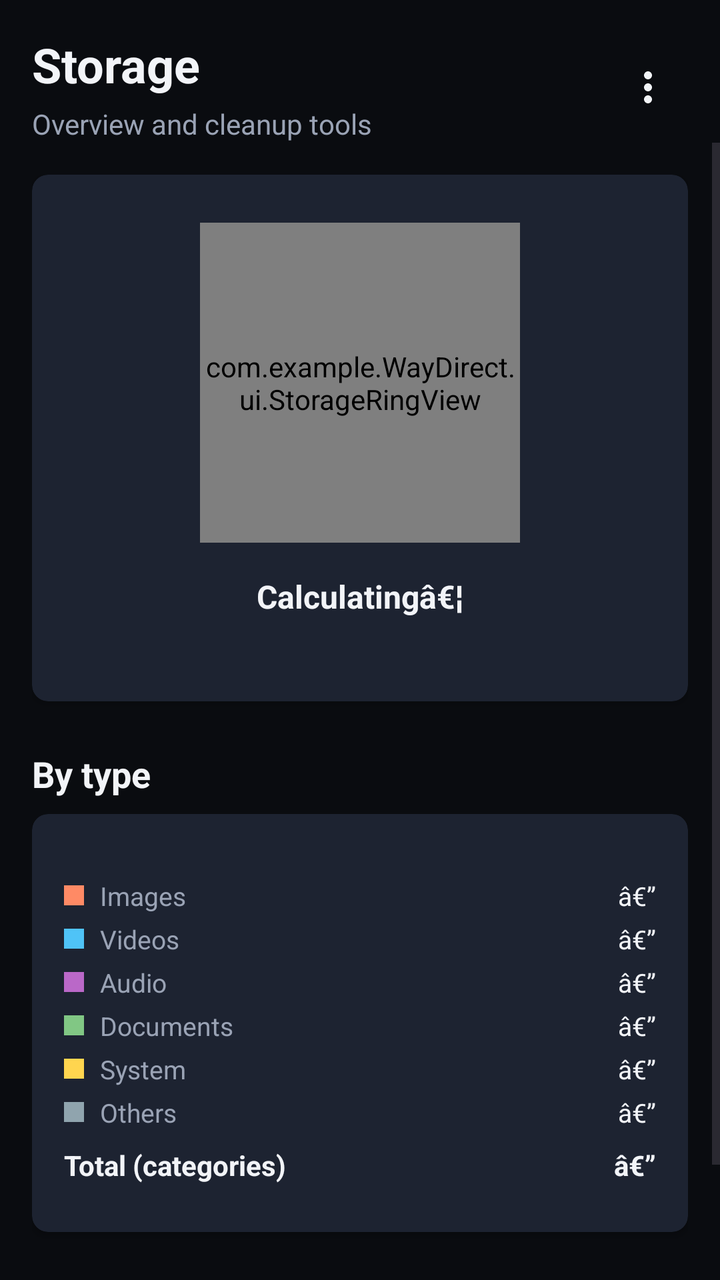
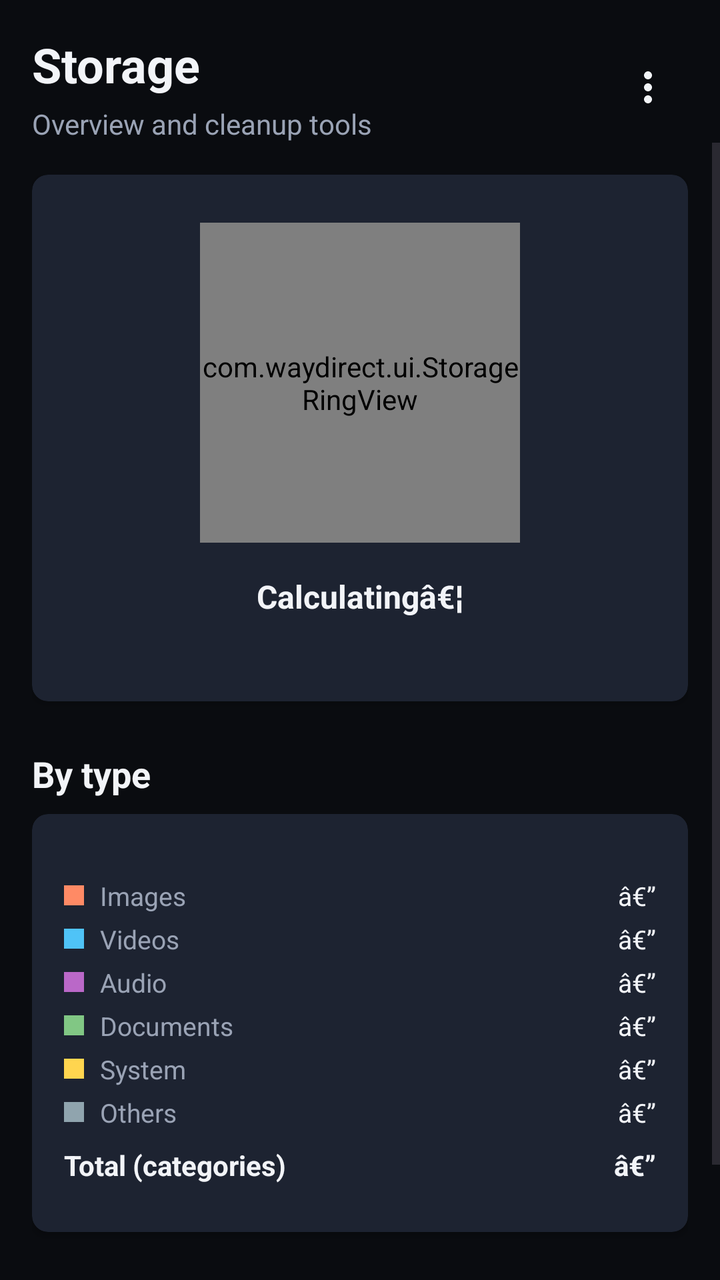

The first picture is an Android layout as it rendered before a commit; the second is the same layout after the commit. The layout source and the unified diff follow.
<!-- AndroidManifest.xml: application theme Theme.WayDirect -->
<!-- res/layout/fragment_storage.xml -->
<?xml version="1.0" encoding="utf-8"?>
<androidx.drawerlayout.widget.DrawerLayout
    xmlns:android="http://schemas.android.com/apk/res/android"
    xmlns:app="http://schemas.android.com/apk/res-auto"
    android:id="@+id/storage_drawer_layout"
    android:layout_width="match_parent"
    android:layout_height="match_parent"
    android:background="@color/waydirect_background">

    <LinearLayout
        android:layout_width="match_parent"
        android:layout_height="match_parent"
        android:orientation="vertical">

        <LinearLayout
            android:layout_width="match_parent"
            android:layout_height="wrap_content"
            android:orientation="horizontal"
            android:gravity="center_vertical"
            android:paddingHorizontal="@dimen/spacing_md"
            android:paddingTop="@dimen/spacing_md">

            <LinearLayout
                android:layout_width="0dp"
                android:layout_height="wrap_content"
                android:layout_weight="1"
                android:orientation="vertical">

                <TextView
                    android:layout_width="match_parent"
                    android:layout_height="wrap_content"
                    android:text="@string/nav_storage"
                    android:textColor="@color/waydirect_text_primary"
                    android:textSize="24sp"
                    android:textStyle="bold" />

                <TextView
                    android:layout_width="match_parent"
                    android:layout_height="wrap_content"
                    android:layout_marginTop="@dimen/spacing_xs"
                    android:text="@string/layout_fragment_storage_text_22"
                    android:textColor="@color/waydirect_text_secondary"
                    android:textSize="14sp" />
            </LinearLayout>

            <ImageButton
                android:id="@+id/btn_open_storage_drawer"
                android:layout_width="40dp"
                android:layout_height="40dp"
                android:background="?attr/selectableItemBackgroundBorderless"
                android:src="@drawable/ic_action_more"
                android:contentDescription="@string/btn_open_duplicates_drawer_desc"
                app:tint="@color/waydirect_text_primary" />
        </LinearLayout>

        <ScrollView
            android:layout_width="match_parent"
            android:layout_height="0dp"
            android:layout_weight="1"
            android:fillViewport="true">

            <LinearLayout
                android:layout_width="match_parent"
                android:layout_height="wrap_content"
                android:orientation="vertical"
                android:padding="@dimen/spacing_md">

                <com.google.android.material.card.MaterialCardView
                    android:layout_width="match_parent"
                    android:layout_height="wrap_content"
                    app:cardBackgroundColor="@color/waydirect_surface"
                    app:cardCornerRadius="@dimen/radius_sm"
                    app:strokeColor="@android:color/transparent"
                    app:strokeWidth="0dp"
                    app:cardElevation="2dp">

                        <LinearLayout
                            android:layout_width="match_parent"
                            android:layout_height="wrap_content"
                            android:orientation="vertical"
                            android:padding="@dimen/spacing_md"
                            android:gravity="center_horizontal">
                        
                            <com.example.WayDirect.ui.StorageRingView
                                android:id="@+id/storage_ring"
                                android:layout_width="160dp"
                                android:layout_height="160dp"
                                android:layout_marginTop="@dimen/spacing_sm" />
                        
                            <TextView
                                android:id="@+id/storage_summary"
                                android:layout_width="match_parent"
                                android:layout_height="wrap_content"
                                android:layout_marginTop="@dimen/spacing_md"
                                android:gravity="center"
                                android:text="@string/storage_summary_2"
                                android:textColor="@color/waydirect_text_primary"
                                android:textSize="16sp"
                                android:textStyle="bold" />
                        
                            <TextView
                                android:id="@+id/storage_free"
                                android:layout_width="match_parent"
                                android:layout_height="wrap_content"
                                android:layout_marginTop="@dimen/spacing_sm"
                                android:gravity="center"
                                android:text=""
                                android:textColor="@color/waydirect_text_secondary"
                                android:textSize="13sp" />
                        </LinearLayout>
                        
                </com.google.android.material.card.MaterialCardView>

                <TextView
                    android:layout_width="match_parent"
                    android:layout_height="wrap_content"
                    android:layout_marginTop="@dimen/spacing_lg"
                    android:text="@string/layout_fragment_storage_text_23"
                    android:textColor="@color/waydirect_text_primary"
                    android:textSize="18sp"
                    android:textStyle="bold" />

                <com.google.android.material.card.MaterialCardView
                    android:layout_width="match_parent"
                    android:layout_height="wrap_content"
                    android:layout_marginTop="@dimen/spacing_sm"
                    app:cardBackgroundColor="@color/waydirect_surface"
                    app:cardCornerRadius="@dimen/radius_sm"
                    app:strokeColor="@android:color/transparent"
                    app:strokeWidth="0dp"
                    app:cardElevation="2dp">

                    <LinearLayout
                        android:layout_width="match_parent"
                        android:layout_height="wrap_content"
                        android:orientation="vertical"
                        android:padding="@dimen/spacing_md">


                        <LinearLayout android:layout_width="match_parent" android:layout_height="wrap_content" android:layout_marginTop="@dimen/spacing_md" android:orientation="horizontal" android:gravity="center_vertical">
                            <View android:layout_width="10dp" android:layout_height="10dp" android:background="@color/waydirect_cat_images" />
                            <TextView android:layout_width="0dp" android:layout_height="wrap_content" android:layout_weight="1" android:layout_marginStart="8dp" android:text="@string/layout_fragment_home_text_9" android:textColor="@color/waydirect_text_secondary" android:textSize="13sp" />
                            <TextView android:id="@+id/cat_images" android:layout_width="wrap_content" android:layout_height="wrap_content" android:text="@string/cat_images" android:textColor="@color/waydirect_text_primary" android:textSize="13sp" />
                        </LinearLayout>

                        <LinearLayout android:layout_width="match_parent" android:layout_height="wrap_content" android:layout_marginTop="@dimen/spacing_xs" android:orientation="horizontal" android:gravity="center_vertical">
                            <View android:layout_width="10dp" android:layout_height="10dp" android:background="@color/waydirect_cat_videos" />
                            <TextView android:layout_width="0dp" android:layout_height="wrap_content" android:layout_weight="1" android:layout_marginStart="8dp" android:text="@string/layout_fragment_home_text_10" android:textColor="@color/waydirect_text_secondary" android:textSize="13sp" />
                            <TextView android:id="@+id/cat_videos" android:layout_width="wrap_content" android:layout_height="wrap_content" android:text="@string/cat_images" android:textColor="@color/waydirect_text_primary" android:textSize="13sp" />
                        </LinearLayout>

                        <LinearLayout android:layout_width="match_parent" android:layout_height="wrap_content" android:layout_marginTop="@dimen/spacing_xs" android:orientation="horizontal" android:gravity="center_vertical">
                            <View android:layout_width="10dp" android:layout_height="10dp" android:background="@color/waydirect_cat_audio" />
                            <TextView android:layout_width="0dp" android:layout_height="wrap_content" android:layout_weight="1" android:layout_marginStart="8dp" android:text="@string/layout_fragment_home_text_11" android:textColor="@color/waydirect_text_secondary" android:textSize="13sp" />
                            <TextView android:id="@+id/cat_audio" android:layout_width="wrap_content" android:layout_height="wrap_content" android:text="@string/cat_images" android:textColor="@color/waydirect_text_primary" android:textSize="13sp" />
                        </LinearLayout>

                        <LinearLayout android:layout_width="match_parent" android:layout_height="wrap_content" android:layout_marginTop="@dimen/spacing_xs" android:orientation="horizontal" android:gravity="center_vertical">
                            <View android:layout_width="10dp" android:layout_height="10dp" android:background="@color/waydirect_cat_docs" />
                            <TextView android:layout_width="0dp" android:layout_height="wrap_content" android:layout_weight="1" android:layout_marginStart="8dp" android:text="@string/layout_fragment_home_text_12" android:textColor="@color/waydirect_text_secondary" android:textSize="13sp" />
                            <TextView android:id="@+id/cat_documents" android:layout_width="wrap_content" android:layout_height="wrap_content" android:text="@string/cat_images" android:textColor="@color/waydirect_text_primary" android:textSize="13sp" />
                        </LinearLayout>

                        <LinearLayout android:layout_width="match_parent" android:layout_height="wrap_content" android:layout_marginTop="@dimen/spacing_xs" android:orientation="horizontal" android:gravity="center_vertical">
                            <View android:layout_width="10dp" android:layout_height="10dp" android:background="@color/waydirect_cat_sys" />
                            <TextView android:layout_width="0dp" android:layout_height="wrap_content" android:layout_weight="1" android:layout_marginStart="8dp" android:text="@string/layout_fragment_home_text_14" android:textColor="@color/waydirect_text_secondary" android:textSize="13sp" />
                            <TextView android:id="@+id/cat_system" android:layout_width="wrap_content" android:layout_height="wrap_content" android:text="@string/cat_images" android:textColor="@color/waydirect_text_primary" android:textSize="13sp" />
                        </LinearLayout>

                        <LinearLayout android:layout_width="match_parent" android:layout_height="wrap_content" android:layout_marginTop="@dimen/spacing_xs" android:orientation="horizontal" android:gravity="center_vertical">
                            <View android:layout_width="10dp" android:layout_height="10dp" android:background="@color/waydirect_cat_others" />
                            <TextView android:layout_width="0dp" android:layout_height="wrap_content" android:layout_weight="1" android:layout_marginStart="8dp" android:text="@string/layout_fragment_home_text_15" android:textColor="@color/waydirect_text_secondary" android:textSize="13sp" />
                            <TextView android:id="@+id/cat_others" android:layout_width="wrap_content" android:layout_height="wrap_content" android:text="@string/cat_images" android:textColor="@color/waydirect_text_primary" android:textSize="13sp" />
                        </LinearLayout>

                        <LinearLayout
                            android:layout_width="match_parent"
                            android:layout_height="wrap_content"
                            android:orientation="horizontal"
                            android:paddingVertical="@dimen/spacing_sm"
                            android:gravity="center_vertical">
                        
                            <TextView
                                android:layout_width="0dp"
                                android:layout_height="wrap_content"
                                android:layout_weight="1"
                                android:text="Total (categories)"
                                android:textColor="@color/waydirect_text_primary"
                                android:textStyle="bold"
                                android:textSize="14sp" />
                        
                            <TextView
                                android:id="@+id/cat_total"
                                android:layout_width="wrap_content"
                                android:layout_height="wrap_content"
                                android:text="â€”"
                                android:textColor="@color/waydirect_text_primary"
                                android:textStyle="bold"
                                android:textSize="14sp" />
                        </LinearLayout>

                    </LinearLayout>
                </com.google.android.material.card.MaterialCardView>

                <com.google.android.material.button.MaterialButton
                    android:id="@+id/btn_refresh_storage"
                    style="@style/Widget.WayDirect.Button"
                    android:layout_width="match_parent"
                    android:layout_height="wrap_content"
                    android:layout_marginTop="@dimen/spacing_lg"
                    android:text="@string/btn_refresh_storage"
                    app:icon="@drawable/ic_action_refresh"
                    app:iconGravity="textStart" />

            </LinearLayout>
        </ScrollView>
    </LinearLayout>

    <include
        android:id="@+id/storage_options_sidebar"
        layout="@layout/include_options_sidebar" />

</androidx.drawerlayout.widget.DrawerLayout>
<!-- res/layout/include_options_sidebar.xml (included above) -->
<?xml version="1.0" encoding="utf-8"?>
<LinearLayout
    xmlns:android="http://schemas.android.com/apk/res/android"
    android:id="@+id/options_sidebar_root"
    android:layout_width="280dp"
    android:layout_height="match_parent"
    android:layout_gravity="end"
    android:orientation="vertical"
    android:background="@drawable/bg_glass_sidebar"
    android:padding="@dimen/spacing_md"
    android:clickable="true"
    android:focusable="true">

    <TextView
        android:id="@+id/sidebar_title"
        android:layout_width="match_parent"
        android:layout_height="wrap_content"
        android:text="@string/sidebar_title"
        android:textColor="@color/waydirect_text_primary"
        android:textSize="16sp"
        android:textStyle="bold" />

    <TextView
        android:id="@+id/sidebar_subtitle"
        android:layout_width="match_parent"
        android:layout_height="wrap_content"
        android:layout_marginTop="@dimen/spacing_xs"
        android:text="@string/layout_fragment_transfer_text_38"
        android:textColor="@color/waydirect_text_secondary"
        android:textSize="12sp" />

    <TextView
        android:id="@+id/theme_label"
        android:layout_width="match_parent"
        android:layout_height="wrap_content"
        android:layout_marginTop="@dimen/spacing_lg"
        android:text="@string/theme_label"
        android:textColor="@color/waydirect_text_primary"
        android:textSize="13sp" />

    <com.google.android.material.button.MaterialButton
        android:id="@+id/btn_theme"
        style="@style/Widget.WayDirect.GlassButton.Outlined"
        android:layout_width="match_parent"
        android:layout_height="wrap_content"
        android:layout_marginTop="@dimen/spacing_sm"
        android:text="@string/btn_theme_2" />

    <TextView
        android:id="@+id/blur_label"
        android:layout_width="match_parent"
        android:layout_height="wrap_content"
        android:layout_marginTop="@dimen/spacing_lg"
        android:text="@string/blur_label"
        android:textColor="@color/waydirect_text_primary"
        android:textSize="13sp" />

    <com.google.android.material.button.MaterialButton
        android:id="@+id/btn_blur"
        style="@style/Widget.WayDirect.GlassButton.Outlined"
        android:layout_width="match_parent"
        android:layout_height="wrap_content"
        android:layout_marginTop="@dimen/spacing_sm"
        android:text="@string/btn_blur" />

    <TextView
        android:layout_width="match_parent"
        android:layout_height="wrap_content"
        android:layout_marginTop="@dimen/spacing_sm"
        android:text="@string/layout_include_options_sidebar_text_40"
        android:textColor="@color/waydirect_text_disabled"
        android:textSize="11sp" />

</LinearLayout>
<!-- resources referenced by this layout -->
<resources>
  <color name="waydirect_background">#0A0C10</color>
  <color name="waydirect_cat_audio">#BA68C8</color>
  <color name="waydirect_cat_docs">#81C784</color>
  <color name="waydirect_cat_images">#FF8A65</color>
  <color name="waydirect_cat_others">#90A4AE</color>
  <color name="waydirect_cat_sys">#FFD54F</color>
  <color name="waydirect_cat_videos">#4FC3F7</color>
  <color name="waydirect_surface">#151A22</color>
  <color name="waydirect_text_disabled">#5C6575</color>
  <color name="waydirect_text_primary">#F2F4F8</color>
  <color name="waydirect_text_secondary">#9AA3B5</color>
  <dimen name="radius_sm">8dp</dimen>
  <dimen name="spacing_lg">24dp</dimen>
  <dimen name="spacing_md">16dp</dimen>
  <dimen name="spacing_sm">8dp</dimen>
  <dimen name="spacing_xs">4dp</dimen>
  <!-- drawable bg_glass_sidebar (drawable) -->
  <?xml version="1.0" encoding="utf-8"?>
  <shape xmlns:android="http://schemas.android.com/apk/res/android"
      android:shape="rectangle">
      <solid android:color="@color/waydirect_surface_solid" />
      <stroke
          android:width="1dp"
          android:color="@color/waydirect_outline_variant" />
  </shape>
  <string name="blur_label">Glass blur: Off</string>
  <string name="btn_blur">Toggle glass blur</string>
  <string name="btn_open_duplicates_drawer_desc">Open options</string>
  <string name="btn_refresh_storage">Refresh storage stats</string>
  <string name="btn_theme_2">Cycle theme</string>
  <string name="cat_images">â€”</string>
  <string name="layout_fragment_home_text_10">Videos</string>
  <string name="layout_fragment_home_text_11">Audio</string>
  <string name="layout_fragment_home_text_12">Documents</string>
  <string name="layout_fragment_home_text_14">System</string>
  <string name="layout_fragment_home_text_15">Others</string>
  <string name="layout_fragment_home_text_9">Images</string>
  <string name="layout_fragment_storage_text_22">Overview and cleanup tools</string>
  <string name="layout_fragment_storage_text_23">By type</string>
  <string name="layout_fragment_transfer_text_38">Appearance</string>
  <string name="layout_include_options_sidebar_text_40">Blur uses RenderEffect on Android 12+ (API 31). Older devices keep translucent panels only.</string>
  <string name="nav_storage">Storage</string>
  <string name="sidebar_title">Options</string>
  <string name="storage_summary_2">Calculatingâ€¦</string>
  <string name="theme_label">Theme: System</string>
  <style name="Widget.WayDirect.Button" parent="Widget.Material3.Button">
          <item name="cornerRadius">@dimen/radius_sm</item>
          <item name="android:textAllCaps">false</item>
          <item name="android:letterSpacing">0.01</item>
      </style>
  <style name="Widget.WayDirect.GlassButton.Outlined" parent="Widget.WayDirect.Button.Outlined" />
  <color name="waydirect_surface_solid">#151A22</color>
  <color name="waydirect_outline_variant">#2A3040</color>
  <style name="Widget.WayDirect.Button.Outlined" parent="Widget.Material3.Button.OutlinedButton">
          <item name="cornerRadius">@dimen/radius_sm</item>
          <item name="strokeColor">@color/waydirect_outline</item>
          <item name="android:textAllCaps">false</item>
      </style>
  <color name="waydirect_primary">#8BA4FF</color>
  <color name="waydirect_on_primary">#FFFFFF</color>
  <color name="waydirect_primary_container">#1E2A4A</color>
  <color name="waydirect_surface_variant">#1E2430</color>
  <color name="waydirect_outline">#3A4254</color>
  <color name="waydirect_error">#F07178</color>
  <style name="Widget.WayDirect.BottomNavIndicator" parent="Widget.Material3.BottomNavigationView.ActiveIndicator">
          <item name="android:color">@color/waydirect_primary_container</item>
          <item name="android:width">64dp</item>
          <item name="android:height">32dp</item>
      </style>
  <!-- unchanged entries left out for length: 5 -->
</resources>

<!-- the commit's change to res/layout/fragment_storage.xml (unified diff, before → after) -->
@@ -81,7 +81,7 @@
                             android:padding="@dimen/spacing_md"
                             android:gravity="center_horizontal">
                         
-                            <com.example.WayDirect.ui.StorageRingView
+                            <com.waydirect.ui.StorageRingView
                                 android:id="@+id/storage_ring"
                                 android:layout_width="160dp"
                                 android:layout_height="160dp"
